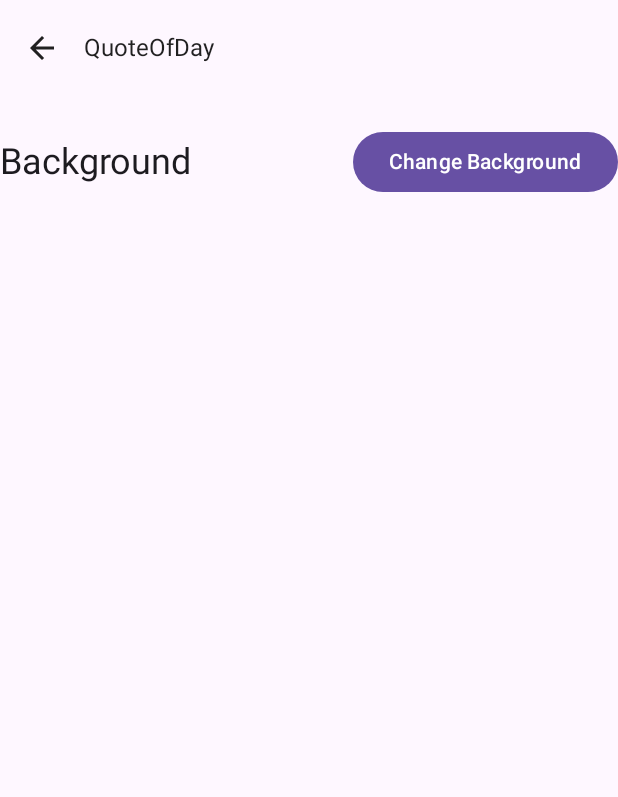
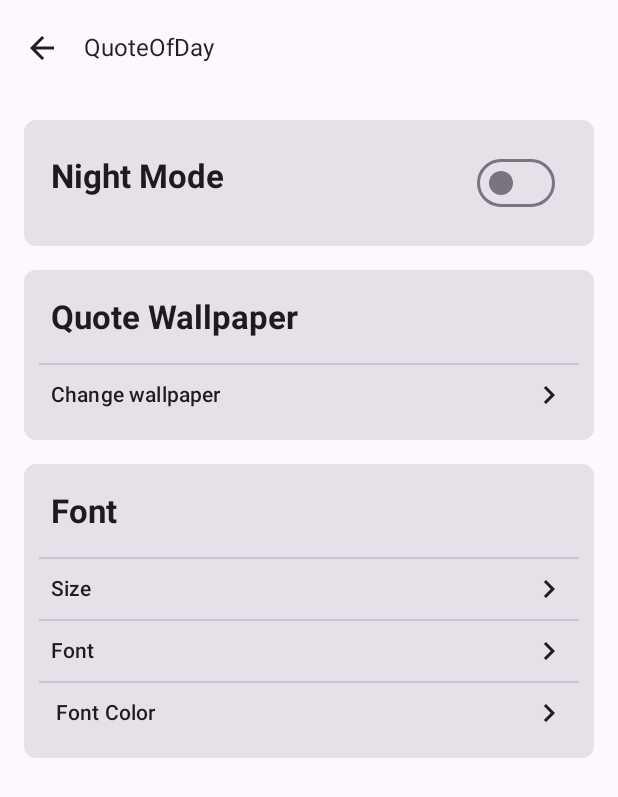
Before and after one commit to Ftm-amani/quote-of-day, an Android app built with Jetpack Compose: the SettingsScreen screen opened through its navigation route, on a phone screen of 412 x 824 dp. Shown: the top 797 px of the screen. Run offline under Robolectric (Android 15) with nearby library versions, the phone set to English and light mode, and no system bars; our stand-ins replace Dagger/Hilt's generated code, Room's generated code.

Commit message:
SettingsScreen ui structured

```diff
--- a/app/src/main/java/com/example/quoteofday/ui/favotire/FavoriteScreen.kt
+++ b/app/src/main/java/com/example/quoteofday/ui/favotire/FavoriteScreen.kt
@@ -39,11 +39,16 @@ fun FavoriteScreen(navController: NavController, viewModel: FavoritesViewModel)
                 }
             )
         },
-    ) {
+    ) { paddingValue ->
         Column(
             modifier = Modifier
                 .fillMaxSize()
-                .padding(16.dp)
+                .padding(
+                    top = paddingValue.calculateTopPadding(),
+                    start = 16.dp,
+                    end = 16.dp,
+                    bottom = 16.dp
+                )
         ) {
             Text(
                 text = "Favorite Quotes",
--- a/app/src/main/java/com/example/quoteofday/ui/home/HomeScreen.kt
+++ b/app/src/main/java/com/example/quoteofday/ui/home/HomeScreen.kt
@@ -111,12 +111,18 @@ fun QuoteScreen(
                 }
             )
         }
-    ) {
+    ) { paddingValue ->
 
         Surface(
             modifier = Modifier
                 .fillMaxHeight()
-                .fillMaxWidth(),
+                .fillMaxWidth()
+                .padding(
+                    top = paddingValue.calculateTopPadding(),
+                    start = 5.dp,
+                    end = 5.dp,
+                    bottom = 5.dp
+                ),
             color = MaterialTheme.colors.background
         ) {
             if (quotes.isNotEmpty()) {
--- a/app/src/main/java/com/example/quoteofday/ui/setting/SettingScreen.kt
+++ b/app/src/main/java/com/example/quoteofday/ui/setting/SettingScreen.kt
@@ -1,10 +1,16 @@
 package com.example.quoteofday.ui.setting
 
 import android.annotation.SuppressLint
+import androidx.compose.foundation.clickable
 import androidx.compose.foundation.layout.*
+import androidx.compose.foundation.shape.RoundedCornerShape
+import androidx.compose.material.Icon
 import androidx.compose.material.icons.Icons
 import androidx.compose.material.icons.filled.ArrowBack
-import androidx.compose.material3.Button
+import androidx.compose.material.icons.filled.KeyboardArrowRight
+import androidx.compose.material3.Card
+import androidx.compose.material3.CardDefaults
+import androidx.compose.material3.Divider
 import androidx.compose.material3.MaterialTheme
 import androidx.compose.material3.Scaffold
 import androidx.compose.material3.Switch
@@ -12,7 +18,7 @@ import androidx.compose.material3.Text
 import androidx.compose.runtime.*
 import androidx.compose.ui.Alignment
 import androidx.compose.ui.Modifier
-import androidx.compose.ui.graphics.Color
+import androidx.compose.ui.text.font.FontWeight
 import androidx.compose.ui.unit.dp
 import androidx.navigation.NavController
 import com.example.quoteofday.navigation.AppScreens
@@ -38,53 +44,135 @@ fun SettingsScreen(navController: NavController) {
                 }
             )
         },
-        content = {
+        content = { paddingValue ->
             Box(
-                modifier = Modifier.fillMaxSize()
+                modifier = Modifier
+                    .fillMaxSize()
+                    .padding(
+                        top = paddingValue.calculateTopPadding(),
+                    )
             ) {
                 Column(
                     modifier = Modifier
-                        .align(Alignment.TopCenter)
-                        .padding(top = 20.dp)
+                        .fillMaxWidth()
+                        .padding(16.dp)
+
                 ) {
-                    Row(
-                        modifier = Modifier
-                            .fillMaxWidth()
-                            .padding(bottom = 16.dp),
-                        verticalAlignment = Alignment.CenterVertically
+                    // Night Mode Section
+                    SettingsSectionCard(
+                        title = "Night Mode",
+                        hasToggle = true,
+                        toggleState = darkMode
                     ) {
-                        Text(
-                            text = "Dark Mode",
-                            style = MaterialTheme.typography.headlineSmall,
-                            modifier = Modifier.weight(1f)
-                        )
-                        Switch(
-                            checked = darkMode,
-                            onCheckedChange = { darkMode = it }
-                        )
+
                     }
+                    // Quote Wallpaper Section
+                    SettingsSectionCard(
+                        title = "Quote Wallpaper",
+                        hasToggle = false,
+                        toggleState = false
+                    ) {
+                        SettingsSubSectionCard(
+                            title = "Change wallpaper",
+                            onItemClick = {
 
-                    // todo: Create dropdown menu for fonts here
+                            })
 
-                    Row(
-                        modifier = Modifier
-                            .fillMaxWidth()
-                            .padding(bottom = 16.dp),
-                        verticalAlignment = Alignment.CenterVertically
-                    ) {
-                        Text(
-                            text = "Background",
-                            style = MaterialTheme.typography.headlineSmall,
-                            modifier = Modifier.weight(1f)
-                        )
-                        Button(
-                            onClick = { /* todo Open background picker or perform relevant action */ },
-                        ) {
-                            Text(text = "Change Background")
-                        }
+                    }
+                    // Font Section
+                    SettingsSectionCard(title = "Font", hasToggle = false, toggleState = false) {
+                        SettingsSubSectionCard(
+                            title = "Size",
+                            onItemClick = {
+
+                            })
+                        Divider()
+                        SettingsSubSectionCard(
+                            title = "Font",
+                            onItemClick = {
+
+                            })
+                        Divider()
+                        SettingsSubSectionCard(
+                            title = " Font Color",
+                            onItemClick = {
+
+                            })
                     }
                 }
+
             }
         }
     )
 }
+
+@Composable
+fun SettingsSectionCard(
+    title: String,
+    hasToggle: Boolean,
+    toggleState: Boolean,
+    content: @Composable () -> Unit
+) {
+    var toggle by remember { mutableStateOf(toggleState) }
+
+    Card(
+        modifier = Modifier
+            .fillMaxWidth()
+            .padding(bottom = 16.dp),
+        elevation = CardDefaults.cardElevation(),
+        shape = RoundedCornerShape(8.dp)
+    ) {
+        Column(
+            modifier = Modifier
+                .padding(10.dp)
+        ) {
+            Row(
+                modifier = Modifier
+                    .fillMaxWidth()
+                    .padding(8.dp),
+                verticalAlignment = Alignment.CenterVertically,
+                horizontalArrangement = Arrangement.SpaceBetween
+            ) {
+
+                Text(
+                    text = title,
+                    style = MaterialTheme.typography.titleLarge,
+                    fontWeight = FontWeight.Bold,
+                    modifier = Modifier.padding(bottom = 8.dp)
+                )
+                if (hasToggle) {
+                    Switch(
+                        checked = toggle,
+                        onCheckedChange = { toggle = it },
+                        modifier = Modifier.padding(end = 8.dp)
+                    )
+                }
+            }
+            if (!hasToggle) {
+                Divider()
+                content()
+            }
+        }
+    }
+}
+
+@Composable
+fun SettingsSubSectionCard(title: String, onItemClick: () -> Unit) {
+    Row(
+        modifier = Modifier
+            .fillMaxWidth()
+            .padding(8.dp)
+            .clickable { onItemClick() },
+        verticalAlignment = Alignment.CenterVertically
+    ) {
+        Text(
+            text = title,
+            style = MaterialTheme.typography.titleSmall,
+            modifier = Modifier.weight(1f)
+        )
+        Icon(
+            imageVector = Icons.Default.KeyboardArrowRight,
+            contentDescription = "go to $title setting"
+        )
+    }
+}
```
